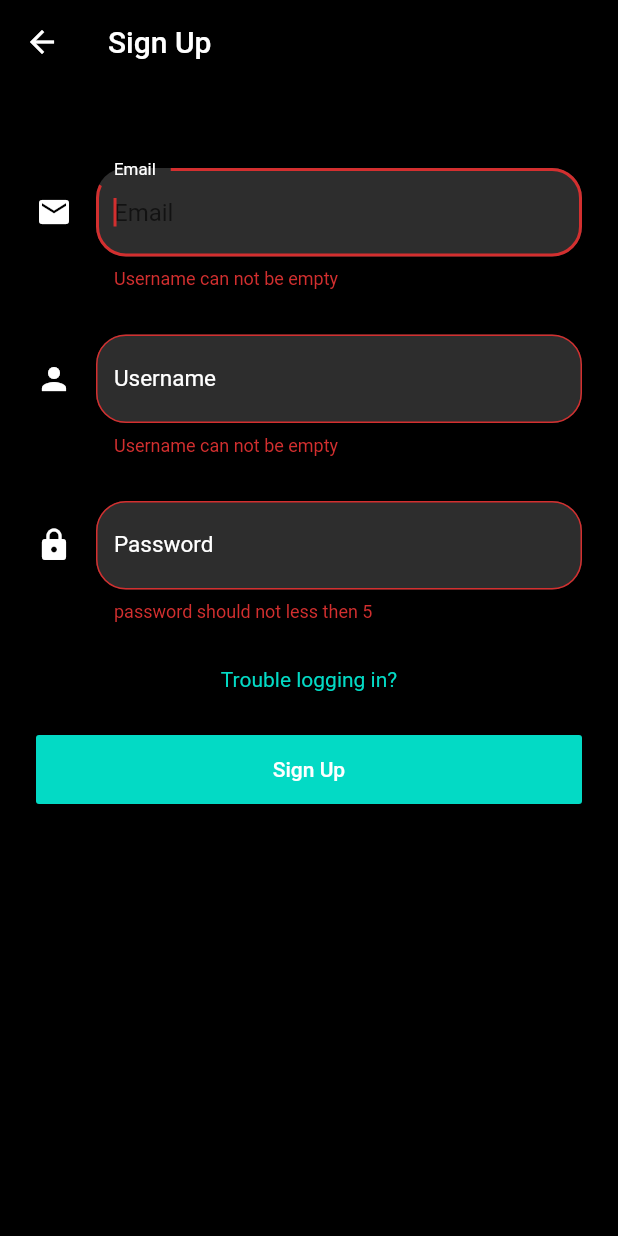
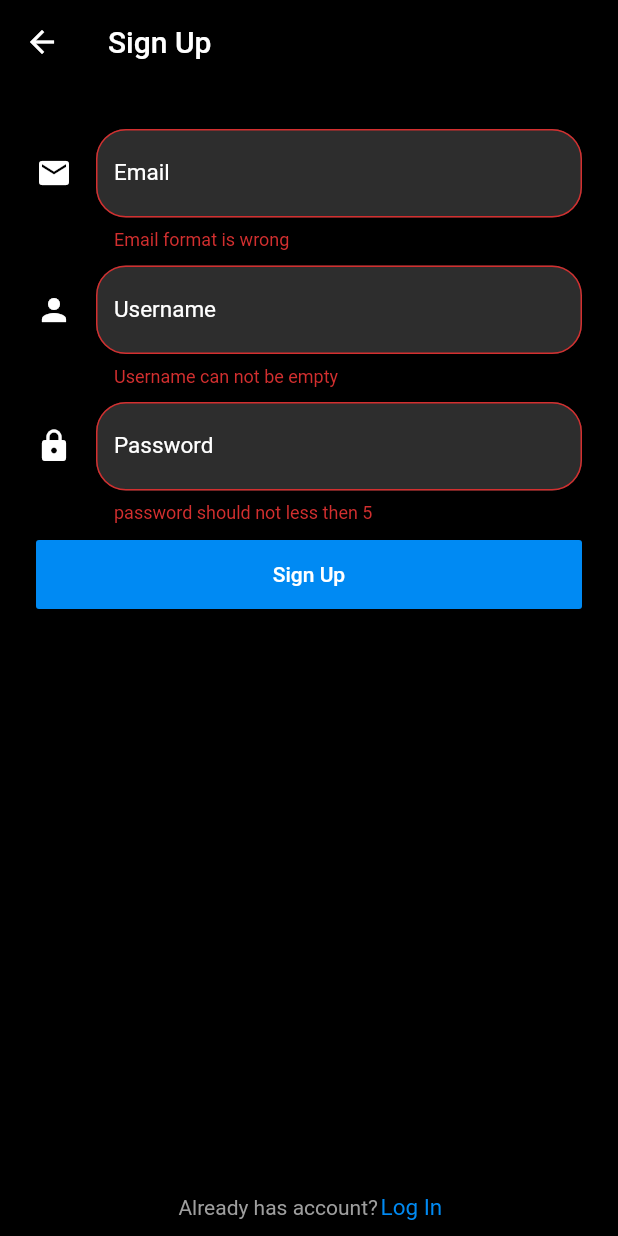
Before and after one commit to Donovan-Ye/FYP, a Flutter app: the SignUpPage screen opened by its route, on a phone screen of 412 x 824 dp. Run offline on Flutter 3.47's test engine with Material 2 defaults, Android fonts, the phone set to English and light mode, and no system bars; our stand-ins replace bloc, equatable, flutter_bloc, flutter_dotenv, flutter_swiper, geolocator and 4 more; missing offline and left inert: floatingpanel, flutter_picker, flutter_verification_box, flutter_webview_plugin.

Commit message:
refactor: refact sign up page

```diff
--- a/lib/pages/login/log_in_page.dart
+++ b/lib/pages/login/log_in_page.dart
@@ -1,4 +1,4 @@
-import 'package:fyp_yzj/pages/login/widget/text_form_field_widget.dart';
+import 'package:fyp_yzj/widget/text_form_field.dart';
 import 'package:flutter/material.dart';
 import 'package:graphql_flutter/graphql_flutter.dart';
 import 'package:fyp_yzj/navigator/tab_navigator.dart';
@@ -40,7 +40,7 @@ class _LogInPageState extends State<LogInPage> {
                 "Trouble logging in?",
                 textAlign: TextAlign.right,
                 style: TextStyle(
-                  fontSize: 11,
+                  fontSize: 12,
                   color: Color(0xff008AF3),
                 ),
               ),
@@ -78,9 +78,7 @@ class _LogInPageState extends State<LogInPage> {
             },
           ),
           const SizedBox(height: 20),
-          Padding(
-            padding: const EdgeInsets.only(top: 0.0),
-            child: Row(
+          Row(
             children: <Widget>[
               Expanded(
                 child: RaisedButton(
@@ -93,7 +91,6 @@ class _LogInPageState extends State<LogInPage> {
                     onPressed: _login),
               ),
             ],
-            ),
           ),
           const SizedBox(height: 10),
           TextDivider(content: "OR"),
--- a/lib/pages/signup/sign_up_page.dart
+++ b/lib/pages/signup/sign_up_page.dart
@@ -1,9 +1,10 @@
-import 'package:fyp_yzj/pages/login/log_in_page.dart';
 import 'package:fyp_yzj/pages/emailVerificationCode/verification_code_page.dart';
 import 'package:flutter/material.dart';
 import 'package:graphql_flutter/graphql_flutter.dart';
 import 'package:get/get.dart';
 import 'package:fyp_yzj/config/graphqlClient.dart';
+import 'package:fyp_yzj/widget/text_form_field.dart';
+import 'package:fyp_yzj/pages/signup/widget/log_in_reminder.dart';
 
 class SignUpPage extends StatefulWidget {
   static const String routeName = '/signup';
@@ -38,121 +39,79 @@ class _SignUpPageState extends State<SignUpPage> {
       ),
       backgroundColor: Colors.black,
       body: Padding(
-        padding: const EdgeInsets.symmetric(vertical: 16.0, horizontal: 24.0),
-        child: Form(
+        padding: const EdgeInsets.symmetric(vertical: 10.0, horizontal: 24.0),
+        child: Column(
+          children: [
+            Expanded(
+              child: _getSignUpMainArea(),
+            ),
+            LogInReminder()
+          ],
+        ),
+      ),
+    );
+  }
+
+  Widget _getSignUpMainArea() {
+    return Form(
       key: _formKey, //设置globalKey，用于后面获取FormState
       autovalidate: true, //开启自动校验
       child: Column(
         children: <Widget>[
-              const SizedBox(height: 40),
-              TextFormField(
-                  style: TextStyle(
-                    color: Colors.white,
+          const SizedBox(height: 20),
+          TextFormFieldWidget(
+            controller: _emailController,
+            labelText: "Email",
+            hintText: "Email",
+            icon: Icon(Icons.email, color: Colors.white),
+            vali: (v) {
+              RegExp emailReg = new RegExp(
+                  r"^[a-zA-Z0-9_-]+@[a-zA-Z0-9_-]+(\.[a-zA-Z0-9_-]+)+$");
+              return emailReg.hasMatch(v) ? null : "Email format is wrong";
+            },
           ),
-                  autofocus: true,
-                  controller: _emailController,
-                  decoration: InputDecoration(
-                      border: new OutlineInputBorder(
-                        gapPadding: 10.0,
-                        borderRadius: BorderRadius.circular(20.0),
-                        borderSide: BorderSide(
-                          color: Color(0xff03DAC5),
+          const SizedBox(height: 10),
+          TextFormFieldWidget(
+            controller: _unameController,
+            labelText: "Username",
+            hintText: "Username",
+            icon: Icon(Icons.person, color: Colors.white),
+            vali: (v) {
+              return v.trim().length > 0 ? null : "Username can not be empty";
+            },
           ),
-                      ),
-                      focusedBorder: OutlineInputBorder(
-                        borderSide: BorderSide(
-                          color: Color(0xff03DAC5),
-                        ),
-                      ),
-                      filled: true,
-                      fillColor: Color(0xff2d2d2d),
-                      labelText: "Email",
-                      labelStyle: TextStyle(fontSize: 15, color: Colors.white),
-                      hintText: "Email",
-                      icon: Icon(Icons.email, color: Colors.white)),
-                  validator: (v) {
-                    return v.trim().length > 0
-                        ? null
-                        : "Username can not be empty";
-                  }),
-              const SizedBox(height: 30),
-              TextFormField(
-                  style: TextStyle(
-                    color: Colors.white,
-                  ),
-                  autofocus: true,
-                  controller: _unameController,
-                  decoration: InputDecoration(
-                      border: new OutlineInputBorder(
-                        gapPadding: 10.0,
-                        borderRadius: BorderRadius.circular(20.0),
-                        borderSide: BorderSide(
-                          color: Color(0xff03DAC5),
-                        ),
-                      ),
-                      focusedBorder: OutlineInputBorder(
-                        borderSide: BorderSide(
-                          color: Color(0xff03DAC5),
-                        ),
-                      ),
-                      filled: true,
-                      fillColor: Color(0xff2d2d2d),
-                      labelText: "Username",
-                      labelStyle: TextStyle(fontSize: 15, color: Colors.white),
-                      hintText: "Username",
-                      icon: Icon(Icons.person, color: Colors.white)),
-                  validator: (v) {
-                    return v.trim().length > 0
-                        ? null
-                        : "Username can not be empty";
-                  }),
-              const SizedBox(height: 30),
-              TextFormField(
-                  style: TextStyle(
-                    color: Colors.white,
-                  ),
+          const SizedBox(height: 10),
+          TextFormFieldWidget(
             controller: _pwdController,
-                  decoration: InputDecoration(
-                      border: new OutlineInputBorder(
-                        gapPadding: 10.0,
-                        borderRadius: BorderRadius.circular(20.0),
-                        borderSide: BorderSide(
-                          color: Color(0xff03DAC5), // 边框颜色
-                        ),
-                      ),
-                      focusedBorder: OutlineInputBorder(
-                        borderSide: BorderSide(
-                          color: Color(0xff03DAC5), // 边框颜色
-                        ),
-                      ),
-                      filled: true,
-                      fillColor: Color(0xff2d2d2d),
             labelText: "Password",
-                      labelStyle: TextStyle(fontSize: 15, color: Colors.white),
-                      hintText: "Password",
-                      icon: Icon(Icons.lock, color: Colors.white)),
-                  obscureText: true,
-                  validator: (v) {
+            hintText: "password",
+            icon: Icon(Icons.lock, color: Colors.white),
+            vali: (v) {
               return v.trim().length > 5
                   ? null
                   : "password should not less then 5";
-                  }),
-              // 登录按钮
-              const SizedBox(height: 30),
-              Text("Trouble logging in?",
-                  textAlign: TextAlign.right,
-                  style: TextStyle(color: Color(0xff03DAC5))),
-              Padding(
-                padding: const EdgeInsets.only(top: 28.0),
-                child: Row(
+            },
+          ),
+          const SizedBox(height: 10),
+          Row(
             children: <Widget>[
               Expanded(
                 child: RaisedButton(
                   padding: EdgeInsets.all(15.0),
                   child: Text("Sign Up"),
-                        color: Color(0xff03DAC5),
+                  color: Color(0xff008AF3),
                   textColor: Colors.white,
-                        onPressed: () async {
+                  onPressed: _signUp,
+                ),
+              ),
+            ],
+          ),
+        ],
+      ),
+    );
+  }
+
+  void _signUp() async {
     if ((_formKey.currentState as FormState).validate()) {
       final result = await GraphqlClient.getNewClient()
           .mutate(MutationOptions(documentNode: gql('''
@@ -186,8 +145,7 @@ class _SignUpPageState extends State<SignUpPage> {
             context: context,
             builder: (context) => AlertDialog(
                   title: Text('Error!'),
-                                        content: Text(result.data["updateData"]
-                                            ["message"]),
+                  content: Text(result.data["updateData"]["message"]),
                   actions: <Widget>[
                     new FlatButton(
                       child: new Text("OK"),
@@ -199,16 +157,5 @@ class _SignUpPageState extends State<SignUpPage> {
                 ));
       }
     }
-                        },
-                      ),
-                    ),
-                  ],
-                ),
-              ),
-            ],
-          ),
-        ),
-      ),
-    );
   }
 }
--- /dev/null
+++ b/lib/pages/signup/widget/log_in_reminder.dart
@@ -0,0 +1,32 @@
+import 'package:flutter/material.dart';
+import 'package:fyp_yzj/pages/login/log_in_page.dart';
+import 'package:get/get.dart';
+
+class LogInReminder extends StatelessWidget {
+  @override
+  Widget build(Object context) {
+    return Row(
+      mainAxisAlignment: MainAxisAlignment.spaceEvenly,
+      mainAxisSize: MainAxisSize.min,
+      children: [
+        Text(
+          "Already has account? ",
+          style: TextStyle(color: Colors.grey, fontSize: 14),
+          textAlign: TextAlign.center,
+        ),
+        Container(
+          child: GestureDetector(
+            child: Text(
+              "Log In",
+              style: TextStyle(color: Color(0xff008AF3), fontSize: 15),
+              textAlign: TextAlign.center,
+            ),
+            onTap: () {
+              Get.toNamed(LogInPage.routeName);
+            },
+          ),
+        ),
+      ],
+    );
+  }
+}
```
Also changed, not shown: lib/widget/text_form_field.dart (renamed from lib/pages/login/widget/text_form_field_widget.dart). Lines whose indentation alone changed are shown as unchanged.
